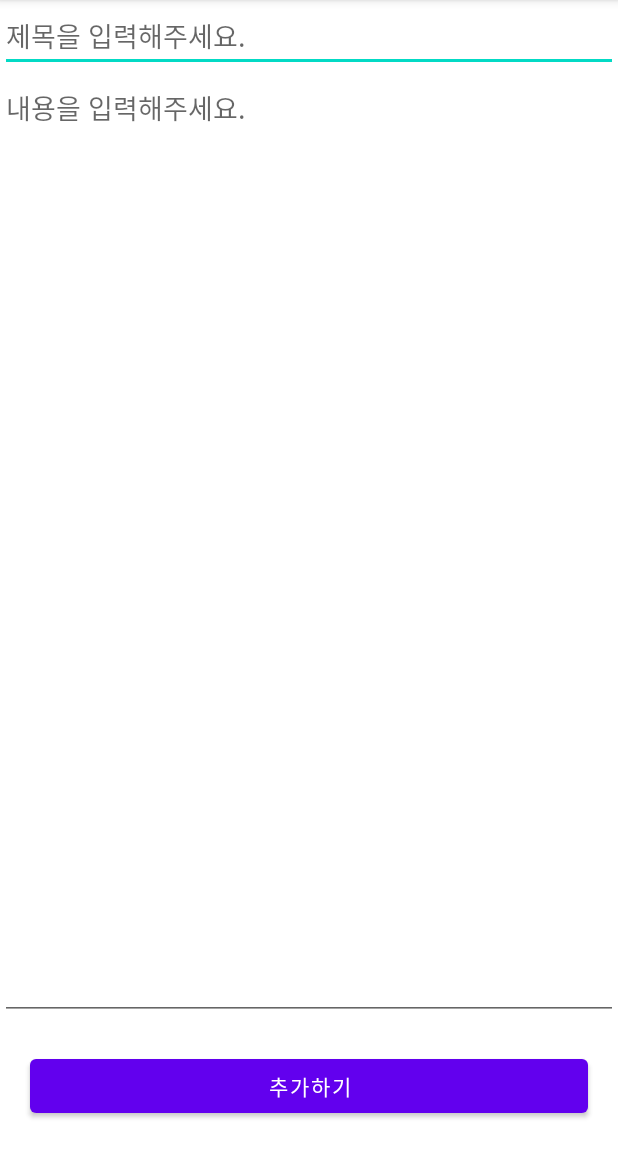
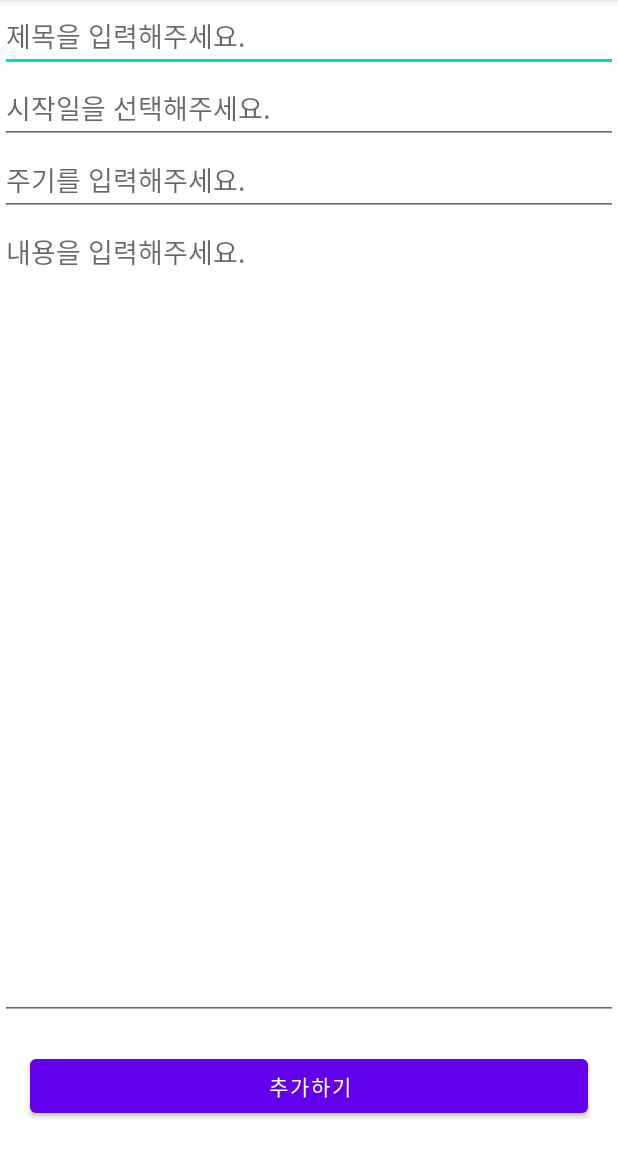
Before and after one commit to DSeung001/Reminder, an Android app: the screen it shows after launch (EditTodoActivity), after a tap on an icon or button, on a phone screen of 412 x 824 dp, the part 84-1236 px from its top. Run offline under Robolectric (Android 15) with nearby library versions, the phone set to English and light mode, and no system bars; our stand-ins replace Room's generated code.

Commit message:
테이블 및 edit 페이지 수정

```diff
--- a/app/src/main/java/com/example/reminder/database/TodoDatabase.kt
+++ b/app/src/main/java/com/example/reminder/database/TodoDatabase.kt
@@ -5,7 +5,7 @@ import androidx.room.RoomDatabase
 import com.example.reminder.dao.TodoDao
 import com.example.reminder.dto.Todo
 
-@Database(entities = arrayOf(Todo::class), version = 1)
+@Database(entities = arrayOf(Todo::class), version = 2)
 abstract class TodoDatabase: RoomDatabase() {
     abstract fun todoDao(): TodoDao
 }
--- a/app/src/main/res/layout/activity_edit_todo.xml
+++ b/app/src/main/res/layout/activity_edit_todo.xml
@@ -13,35 +13,61 @@
         android:layout_height="wrap_content"
         android:hint="제목을 입력해주세요."
         app:layout_constraintTop_toTopOf="parent"
-        app:layout_constraintBottom_toTopOf="@id/etTodoContent"
+        app:layout_constraintBottom_toTopOf="@id/etTodoStartedAt"
         app:layout_constraintStart_toStartOf="parent"
         app:layout_constraintEnd_toEndOf="parent"
         />
 
     <EditText
+        android:id="@+id/etTodoStartedAt"
+        android:layout_width="match_parent"
+        android:layout_height="wrap_content"
+        android:hint="시작일을 선택해주세요."
+        android:inputType="time"
+        app:layout_constraintTop_toBottomOf="@id/etTodoTitle"
+        app:layout_constraintBottom_toTopOf="@id/etTodoRepeat"
+        app:layout_constraintStart_toStartOf="parent"
+        app:layout_constraintEnd_toEndOf="parent"
+        />
+
+<!-- 버튼으로 datepicker, textview를 활용해서 input hidden으로 -->
+<!--    https://androman.tistory.com/95 -->
+    <EditText
+        android:id="@+id/etTodoRepeat"
+        android:layout_width="match_parent"
+        android:layout_height="wrap_content"
+        android:hint="주기를 입력해주세요."
+        android:inputType="numberDecimal"
+        app:layout_constraintTop_toBottomOf="@id/etTodoStartedAt"
+        app:layout_constraintBottom_toTopOf="@id/etTodoRepeat"
+        app:layout_constraintStart_toStartOf="parent"
+        app:layout_constraintEnd_toEndOf="parent"/>
+
+    <EditText
         android:id="@+id/etTodoContent"
         android:layout_width="match_parent"
         android:layout_height="0dp"
+        android:gravity="start|top"
         android:hint="내용을 입력해주세요."
-        app:layout_constraintTop_toBottomOf="@id/etTodoTitle"
+        android:inputType="textMultiLine"
+        android:singleLine="false"
         app:layout_constraintBottom_toTopOf="@id/btnSave"
+        app:layout_constraintEnd_toEndOf="parent"
+        app:layout_constraintHorizontal_bias="0.0"
         app:layout_constraintStart_toStartOf="parent"
-        app:layout_constraintEnd_toEndOf="parent"
-        android:gravity="start|top"
-        android:inputType="textMultiLine"
-        android:singleLine="false" />
+        app:layout_constraintTop_toBottomOf="@id/etTodoRepeat" />
 
     <Button
         android:id="@+id/btnSave"
         android:layout_width="match_parent"
         android:layout_height="wrap_content"
+        android:layout_alignParentBottom="true"
         android:layout_margin="20dp"
-        android:layout_alignParentBottom="true"
         android:text="저장"
         android:textAllCaps="false"
-        app:layout_constraintTop_toBottomOf="@id/etTodoContent"
         app:layout_constraintBottom_toBottomOf="parent"
+        app:layout_constraintEnd_toEndOf="parent"
+        app:layout_constraintHorizontal_bias="1.0"
         app:layout_constraintStart_toStartOf="parent"
-        app:layout_constraintEnd_toEndOf="parent"
-        />
+        app:layout_constraintTop_toBottomOf="@id/etTodoContent" />
 </androidx.constraintlayout.widget.ConstraintLayout>
--- a/app/src/main/res/layout/item_todo_list.xml
+++ b/app/src/main/res/layout/item_todo_list.xml
@@ -12,13 +12,13 @@
         android:text="todo"
         android:textSize="24sp"
         app:layout_constraintTop_toTopOf="parent"
-        app:layout_constraintBottom_toTopOf="@+id/tvTimeStamp"
+        app:layout_constraintBottom_toTopOf="@+id/tvCreatedAt"
         app:layout_constraintStart_toStartOf="parent"
         app:layout_constraintEnd_toStartOf="@+id/cbCheck"
         />
 
     <TextView
-        android:id="@+id/tvTimeStamp"
+        android:id="@+id/tvCreatedAt"
         android:layout_width="match_parent"
         android:layout_height="wrap_content"
         android:text="TimeStamp"
```
Also changed, not shown: app/src/main/java/com/example/reminder/EditTodoActivity.kt (+7 -5 lines), app/src/main/java/com/example/reminder/MainActivity.kt (+8 -8 lines), app/src/main/java/com/example/reminder/adapter/TodoAdapter.kt (+11 -11 lines), app/src/main/java/com/example/reminder/dto/History.kt (added, +21 -0 lines), app/src/main/java/com/example/reminder/dto/Todo.kt (+5 -3 lines).
